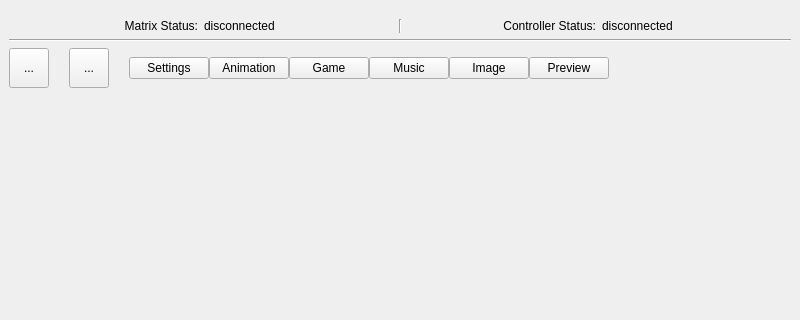
Above: src/qt/design-files/MainWindow.ui from CountRucula/matrix-app before the change; both pictures show x 0 to 800 and y 0 to 320 of the 800 by 480 pixel window. Below: the same form after it.
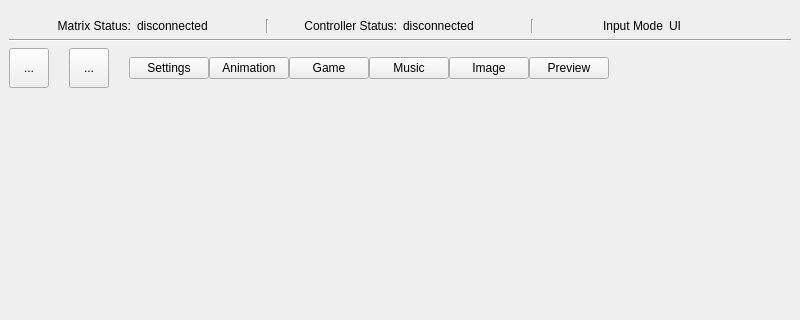
That is the form after the change.

What changed in the file:
```diff
--- a/src/qt/design-files/MainWindow.ui
+++ b/src/qt/design-files/MainWindow.ui
@@ -91,6 +91,42 @@
         </property>
        </widget>
       </item>
+      <item>
+       <widget class="Line" name="line_5">
+        <property name="orientation">
+         <enum>Qt::Orientation::Vertical</enum>
+        </property>
+       </widget>
+      </item>
+      <item>
+       <widget class="QLabel" name="label_6">
+        <property name="sizePolicy">
+         <sizepolicy hsizetype="Preferred" vsizetype="Preferred">
+          <horstretch>0</horstretch>
+          <verstretch>0</verstretch>
+         </sizepolicy>
+        </property>
+        <property name="text">
+         <string>Input Mode</string>
+        </property>
+        <property name="alignment">
+         <set>Qt::AlignmentFlag::AlignRight|Qt::AlignmentFlag::AlignTrailing|Qt::AlignmentFlag::AlignVCenter</set>
+        </property>
+       </widget>
+      </item>
+      <item>
+       <widget class="QLabel" name="lbl_input_mode">
+        <property name="sizePolicy">
+         <sizepolicy hsizetype="Preferred" vsizetype="Preferred">
+          <horstretch>0</horstretch>
+          <verstretch>0</verstretch>
+         </sizepolicy>
+        </property>
+        <property name="text">
+         <string>UI</string>
+        </property>
+       </widget>
+      </item>
      </layout>
     </item>
     <item>
```
